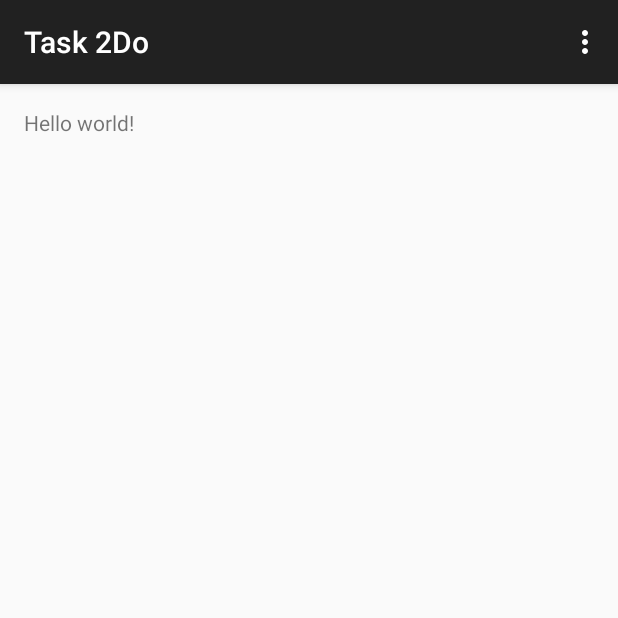
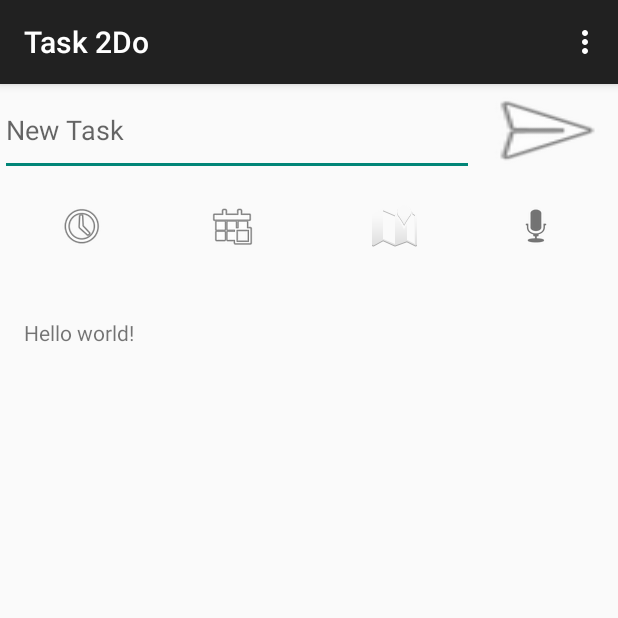
Before and after one commit to iofirag/Task2Do, an Android app: the screen it shows after launch (MainActivity), on a phone screen of 412 x 824 dp, the top half of it. Run offline under Robolectric (Android 15) with nearby library versions, the phone set to English and light mode, and no system bars.

Commit message:
main layout

```diff
--- a/task2do/src/main/java/com/oa/task2do/MainActivity.java
+++ b/task2do/src/main/java/com/oa/task2do/MainActivity.java
@@ -1,15 +1,13 @@
 package com.oa.task2do;
 
+import android.os.Bundle;
+import android.support.v4.app.Fragment;
 import android.support.v7.app.ActionBarActivity;
-import android.support.v7.app.ActionBar;
-import android.support.v4.app.Fragment;
-import android.os.Bundle;
 import android.view.LayoutInflater;
 import android.view.Menu;
 import android.view.MenuItem;
 import android.view.View;
 import android.view.ViewGroup;
-import android.os.Build;
 
 public class MainActivity extends ActionBarActivity {
 
@@ -24,6 +22,18 @@ public class MainActivity extends ActionBarActivity {
                     .commit();
         }
     }
+
+    @Override
+    protected void onResume(){
+        super.onResume();
+    }
+
+//    void inflateTab(){
+//        LinearLayout functionsTab = (LinearLayout) findViewById(R.id.functionsTab);
+//        if (functionsTab.getVisibility()==View.GONE)
+//            functionsTab.setVisibility(View.VISIBLE);
+//        else functionsTab.setVisibility(View.GONE);
+//    }
 
 
     @Override
--- a/task2do/src/main/res/layout/activity_main.xml
+++ b/task2do/src/main/res/layout/activity_main.xml
@@ -1,7 +1,100 @@
-<FrameLayout xmlns:android="http://schemas.android.com/apk/res/android"
+<LinearLayout xmlns:android="http://schemas.android.com/apk/res/android"
     xmlns:tools="http://schemas.android.com/tools"
     android:id="@+id/container"
     android:layout_width="match_parent"
     android:layout_height="match_parent"
     tools:context="com.oa.task2do.MainActivity"
-    tools:ignore="MergeRootFrame" />
+    tools:ignore="MergeRootFrame"
+    android:orientation="vertical">
+
+
+    <LinearLayout
+        android:orientation="horizontal"
+        android:layout_width="fill_parent"
+        android:layout_height="wrap_content"
+        android:id="@+id/newTaskLine_button">
+
+        <EditText
+            android:layout_width="316dp"
+            android:layout_height="61dp"
+            android:id="@+id/etNewTask"
+            android:layout_gravity="left|top"
+            android:autoText="false"
+            android:editable="false"
+            android:enabled="true"
+            android:focusableInTouchMode="true"
+            android:hint="New Task" />
+
+        <ImageButton
+            android:layout_width="match_parent"
+            android:layout_height="61dp"
+            android:id="@+id/imageButton"
+            android:layout_gravity="right|top"
+            android:background="@android:drawable/ic_menu_send" />
+
+    </LinearLayout>
+
+    <LinearLayout
+        android:orientation="horizontal"
+        android:layout_width="fill_parent"
+        android:layout_height="67dp"
+        android:layout_gravity="center_horizontal"
+        android:baselineAligned="false"
+        android:measureWithLargestChild="false"
+        android:textAlignment="center"
+        android:visibility="visible"
+        android:gravity="center"
+        android:weightSum="1"
+        android:id="@+id/functionsTab">
+
+        <ImageButton
+            android:layout_width="wrap_content"
+            android:layout_height="wrap_content"
+            android:id="@+id/imageButton2"
+            android:background="@android:drawable/ic_menu_recent_history" />
+
+        <TableLayout
+            android:layout_width="53dp"
+            android:layout_height="fill_parent"
+            android:layout_weight="0.14"></TableLayout>
+
+        <ImageButton
+            android:layout_width="wrap_content"
+            android:layout_height="wrap_content"
+            android:id="@+id/imageButton3"
+            android:background="@android:drawable/ic_menu_today" />
+
+        <TableLayout
+            android:layout_width="62dp"
+            android:layout_height="fill_parent"
+            android:layout_weight="0.14"></TableLayout>
+
+        <ImageButton
+            android:layout_width="wrap_content"
+            android:layout_height="wrap_content"
+            android:id="@+id/imageButton4"
+            android:background="@android:drawable/ic_dialog_map" />
+
+        <TableLayout
+            android:layout_width="61dp"
+            android:layout_height="fill_parent"
+            android:layout_weight="0.01"></TableLayout>
+
+        <ImageButton
+            android:layout_width="wrap_content"
+            android:layout_height="wrap_content"
+            android:id="@+id/imageButton5"
+            android:background="@android:drawable/ic_btn_speak_now" />
+    </LinearLayout>
+
+    <ListView
+        android:layout_width="wrap_content"
+        android:layout_height="wrap_content"
+        android:id="@+id/listView"
+        android:choiceMode="singleChoice"
+        android:clickable="true"
+        android:longClickable="true"
+        android:stackFromBottom="false"
+        android:paddingTop="5pt" />
+
+</LinearLayout>
```
